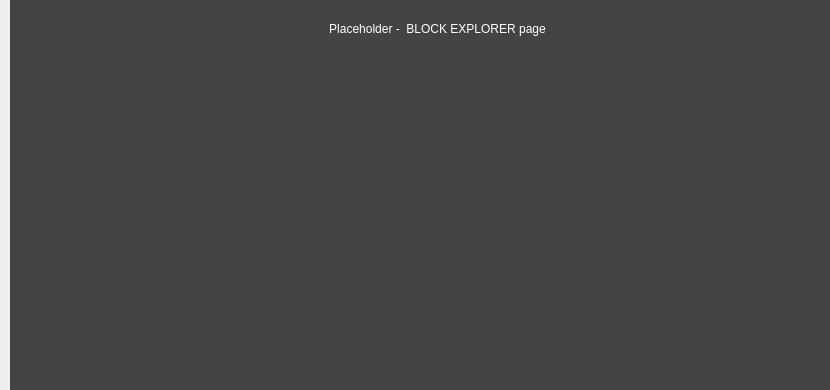
This is src/qt/forms/blockexplorerpage.ui in tlc2/bitcredit-2.0-client as Qt 5 draws it before an edit. The edited form follows.
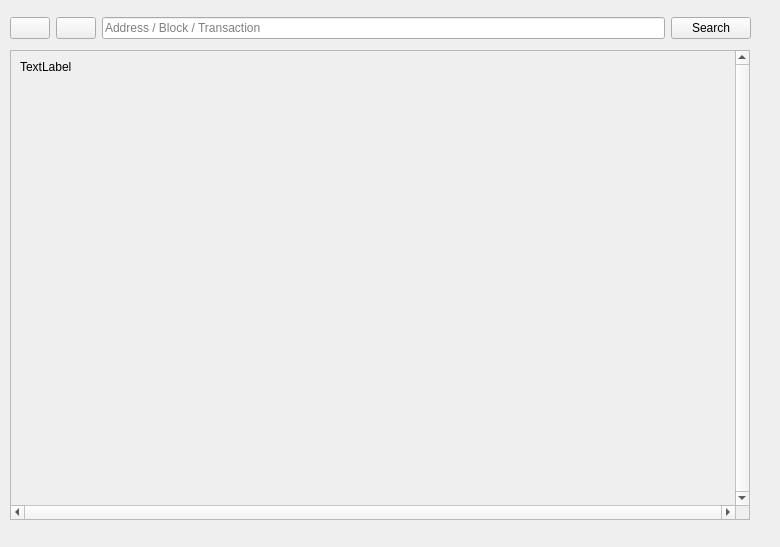
This is the edited form. Icons and pictures are not drawn.

The edit to the form file:
```diff
--- a/src/qt/forms/blockexplorerpage.ui
+++ b/src/qt/forms/blockexplorerpage.ui
@@ -6,52 +6,202 @@
    <rect>
     <x>0</x>
     <y>0</y>
-    <width>830</width>
-    <height>390</height>
+    <width>780</width>
+    <height>547</height>
    </rect>
   </property>
   <property name="maximumSize">
    <size>
-    <width>16777215</width>
-    <height>390</height>
+    <width>780</width>
+    <height>16777215</height>
    </size>
   </property>
   <property name="windowTitle">
    <string>Form</string>
   </property>
-  <widget class="QFrame" name="frame">
+  <widget class="QWidget" name="layoutWidget">
    <property name="geometry">
     <rect>
      <x>10</x>
-     <y>0</y>
-     <width>830</width>
-     <height>390</height>
+     <y>10</y>
+     <width>741</width>
+     <height>36</height>
     </rect>
    </property>
-   <property name="styleSheet">
-    <string notr="true">color: white; background: #444444; border: none;</string>
+   <layout class="QHBoxLayout" name="horizontalLayout">
+    <property name="sizeConstraint">
+     <enum>QLayout::SetMinimumSize</enum>
+    </property>
+    <item>
+     <widget class="QPushButton" name="back">
+      <property name="maximumSize">
+       <size>
+        <width>16777215</width>
+        <height>16777215</height>
+       </size>
+      </property>
+      <property name="text">
+       <string/>
+      </property>
+      <property name="icon">
+       <iconset>
+        <normaloff>:/icons/back</normaloff>:/icons/back</iconset>
+      </property>
+      <property name="flat">
+       <bool>false</bool>
+      </property>
+     </widget>
+    </item>
+    <item>
+     <widget class="QPushButton" name="forward">
+      <property name="maximumSize">
+       <size>
+        <width>16777215</width>
+        <height>16777215</height>
+       </size>
+      </property>
+      <property name="text">
+       <string/>
+      </property>
+      <property name="icon">
+       <iconset resource="../bitcredit.qrc">
+        <normaloff>:/icons/send</normaloff>:/icons/send</iconset>
+      </property>
+     </widget>
+    </item>
+    <item>
+     <widget class="QLineEdit" name="searchBox">
+      <property name="sizePolicy">
+       <sizepolicy hsizetype="Expanding" vsizetype="Fixed">
+        <horstretch>5</horstretch>
+        <verstretch>0</verstretch>
+       </sizepolicy>
+      </property>
+      <property name="minimumSize">
+       <size>
+        <width>0</width>
+        <height>0</height>
+       </size>
+      </property>
+      <property name="maximumSize">
+       <size>
+        <width>16777215</width>
+        <height>16777215</height>
+       </size>
+      </property>
+      <property name="inputMask">
+       <string/>
+      </property>
+      <property name="text">
+       <string/>
+      </property>
+      <property name="placeholderText">
+       <string>Address / Block / Transaction</string>
+      </property>
+     </widget>
+    </item>
+    <item>
+     <widget class="QPushButton" name="pushSearch">
+      <property name="sizePolicy">
+       <sizepolicy hsizetype="Minimum" vsizetype="Fixed">
+        <horstretch>0</horstretch>
+        <verstretch>0</verstretch>
+       </sizepolicy>
+      </property>
+      <property name="minimumSize">
+       <size>
+        <width>0</width>
+        <height>0</height>
+       </size>
+      </property>
+      <property name="maximumSize">
+       <size>
+        <width>130</width>
+        <height>16777215</height>
+       </size>
+      </property>
+      <property name="text">
+       <string>Search</string>
+      </property>
+      <property name="autoDefault">
+       <bool>false</bool>
+      </property>
+      <property name="default">
+       <bool>false</bool>
+      </property>
+      <property name="flat">
+       <bool>false</bool>
+      </property>
+     </widget>
+    </item>
+   </layout>
+  </widget>
+  <widget class="QScrollArea" name="scrollArea">
+   <property name="geometry">
+    <rect>
+     <x>10</x>
+     <y>50</y>
+     <width>740</width>
+     <height>470</height>
+    </rect>
    </property>
-   <property name="frameShape">
-    <enum>QFrame::StyledPanel</enum>
+   <property name="maximumSize">
+    <size>
+     <width>750</width>
+     <height>470</height>
+    </size>
    </property>
-   <property name="frameShadow">
-    <enum>QFrame::Raised</enum>
+   <property name="verticalScrollBarPolicy">
+    <enum>Qt::ScrollBarAlwaysOn</enum>
    </property>
-   <widget class="QLabel" name="label_2">
+   <property name="horizontalScrollBarPolicy">
+    <enum>Qt::ScrollBarAlwaysOn</enum>
+   </property>
+   <property name="widgetResizable">
+    <bool>true</bool>
+   </property>
+   <widget class="QWidget" name="scrollAreaWidgetContents">
     <property name="geometry">
      <rect>
-      <x>277</x>
-      <y>20</y>
-      <width>301</width>
-      <height>17</height>
+      <x>0</x>
+      <y>0</y>
+      <width>724</width>
+      <height>454</height>
      </rect>
     </property>
-    <property name="text">
-     <string>Placeholder -  BLOCK EXPLORER page</string>
-    </property>
-    <property name="alignment">
-     <set>Qt::AlignCenter</set>
-    </property>
+    <layout class="QHBoxLayout" name="horizontalLayout_2">
+     <item>
+      <widget class="QLabel" name="content">
+       <property name="sizePolicy">
+        <sizepolicy hsizetype="Preferred" vsizetype="Expanding">
+         <horstretch>0</horstretch>
+         <verstretch>0</verstretch>
+        </sizepolicy>
+       </property>
+       <property name="maximumSize">
+        <size>
+         <width>16777215</width>
+         <height>16777215</height>
+        </size>
+       </property>
+       <property name="text">
+        <string>TextLabel</string>
+       </property>
+       <property name="textFormat">
+        <enum>Qt::RichText</enum>
+       </property>
+       <property name="scaledContents">
+        <bool>true</bool>
+       </property>
+       <property name="alignment">
+        <set>Qt::AlignLeading|Qt::AlignLeft|Qt::AlignTop</set>
+       </property>
+       <property name="textInteractionFlags">
+        <set>Qt::LinksAccessibleByMouse|Qt::TextSelectableByMouse</set>
+       </property>
+      </widget>
+     </item>
+    </layout>
    </widget>
   </widget>
  </widget>
```
Left out of the diff: 6 changed lines with no effect on the pictures.
